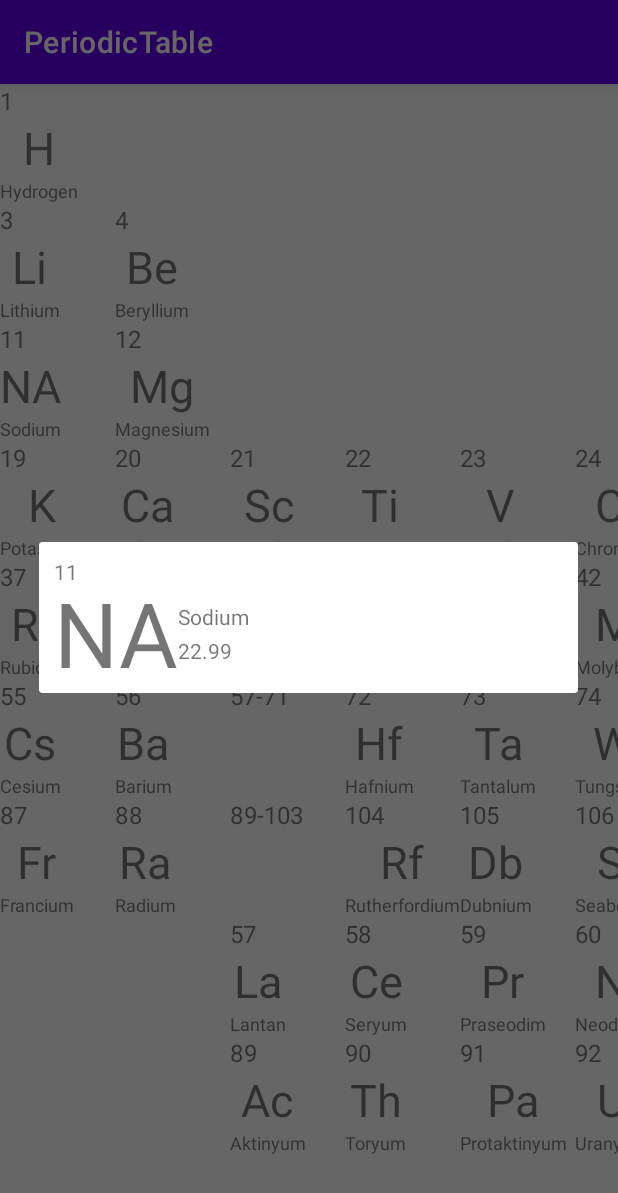
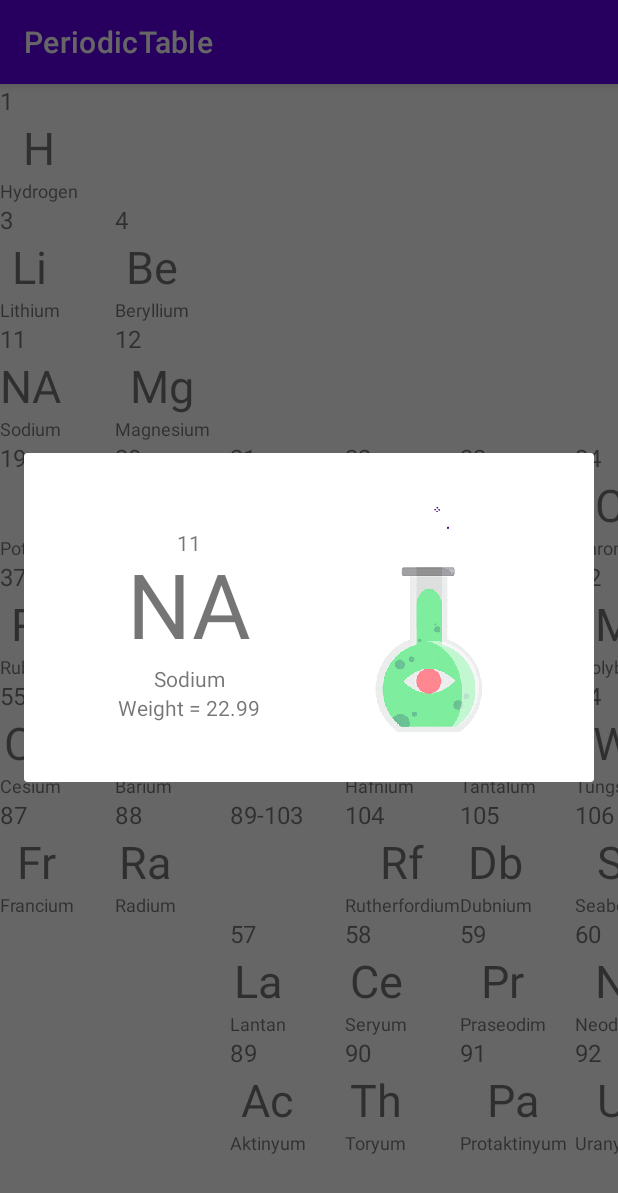
Before and after one commit to abdulvvahid/PeriodicTable, an Android app: the screen it shows after launch (MainActivity), after a tap on "11", on a phone screen of 412 x 824 dp. Shown: the top 1193 px of the screen. Run offline under Robolectric (Android 15) with nearby library versions, the phone set to English and light mode, and no system bars; our stand-ins replace data binding.

Commit message:
Design detail element

```diff
--- a/app/build.gradle
+++ b/app/build.gradle
@@ -42,12 +42,8 @@ dependencies {
     implementation "androidx.navigation:navigation-fragment-ktx:$nav_version"
     implementation "androidx.navigation:navigation-ui-ktx:$nav_version"
 
-    // LifeCycle -- https://developer.android.com/jetpack/androidx/releases/lifecycle
-    implementation "androidx.lifecycle:lifecycle-viewmodel-ktx:2.3.1"
-    implementation "androidx.lifecycle:lifecycle-livedata-ktx:2.3.1"
-    implementation "androidx.lifecycle:lifecycle-runtime-ktx:2.3.1"
-    implementation "androidx.lifecycle:lifecycle-viewmodel-savedstate:2.3.1"
-    implementation "androidx.lifecycle:lifecycle-common-java8:2.3.1"
+    // Gif Drawable -- https://github.com/koral--/android-gif-drawable
+    implementation 'pl.droidsonroids.gif:android-gif-drawable:1.2.23'
 
     implementation 'androidx.core:core-ktx:1.6.0'
     implementation 'androidx.appcompat:appcompat:1.3.1'
--- a/app/src/main/res/layout/fragment_element_dialog.xml
+++ b/app/src/main/res/layout/fragment_element_dialog.xml
@@ -4,6 +4,7 @@
     xmlns:tools="http://schemas.android.com/tools">
 
     <data>
+
         <variable
             name="element"
             type="com.noor.periodictable.model.Element" />
@@ -18,8 +19,10 @@
             android:id="@+id/tv_dialog_element_id"
             android:layout_width="wrap_content"
             android:layout_height="wrap_content"
-            android:layout_margin="10dp"
+            android:layout_marginTop="50dp"
             android:text="@{element.id}"
+            android:layout_marginStart="30dp"
+            app:layout_constraintEnd_toStartOf="@+id/guideline_half"
             app:layout_constraintStart_toStartOf="parent"
             app:layout_constraintTop_toTopOf="parent"
             tools:text="77" />
@@ -28,35 +31,59 @@
             android:id="@+id/tv_dialog_element_abbreviation"
             android:layout_width="wrap_content"
             android:layout_height="wrap_content"
-            android:layout_marginStart="10dp"
             android:layout_marginTop="10dp"
             android:text="@{element.abbreviation}"
             android:textSize="60sp"
+            android:layout_marginStart="30dp"
+            app:layout_constraintEnd_toStartOf="@+id/guideline_half"
             app:layout_constraintStart_toStartOf="parent"
             app:layout_constraintTop_toTopOf="@+id/tv_dialog_element_id"
             tools:text="Sl" />
 
         <TextView
             android:id="@+id/tv_dialog_element_name"
-            android:layout_width="0dp"
+            android:layout_width="wrap_content"
             android:layout_height="wrap_content"
-            android:layout_marginTop="20dp"
             android:text="@{element.name}"
-            app:layout_constraintEnd_toEndOf="parent"
-            app:layout_constraintStart_toEndOf="@+id/tv_dialog_element_abbreviation"
-            app:layout_constraintTop_toTopOf="@+id/tv_dialog_element_abbreviation"
+            android:layout_marginStart="30dp"
+            app:layout_constraintEnd_toEndOf="@+id/guideline_half"
+            app:layout_constraintStart_toStartOf="parent"
+            app:layout_constraintTop_toBottomOf="@+id/tv_dialog_element_abbreviation"
             tools:text="Selenium" />
 
         <TextView
             android:id="@+id/tv_dialog_element_weight"
-            android:layout_width="0dp"
+            android:layout_width="wrap_content"
             android:layout_height="wrap_content"
-            android:layout_marginTop="3dp"
-            tools:text="1215.02352"
-            android:text="@{element.weight.toString()}"
+            android:layout_marginStart="30dp"
+            android:layout_marginBottom="40dp"
+            android:text="@{@string/weight_text(element.weight.toString())}"
+            app:layout_constraintEnd_toEndOf="@+id/guideline_half"
+            app:layout_constraintStart_toStartOf="parent"
+            app:layout_constraintTop_toBottomOf="@+id/tv_dialog_element_name"
+            app:layout_constraintBottom_toBottomOf="parent"
+            tools:text="1215.02352" />
+
+        <pl.droidsonroids.gif.GifImageView
+            android:id="@+id/iv_dialog_element"
+            android:layout_width="wrap_content"
+            android:layout_height="200dp"
+            android:layout_marginEnd="30dp"
+            android:src="@mipmap/eye"
+            app:layout_constraintStart_toStartOf="@id/guideline_half"
+            app:layout_constraintBottom_toBottomOf="parent"
             app:layout_constraintEnd_toEndOf="parent"
-            app:layout_constraintStart_toEndOf="@+id/tv_dialog_element_abbreviation"
-            app:layout_constraintTop_toBottomOf="@+id/tv_dialog_element_name"/>
+            app:layout_constraintTop_toTopOf="parent"
+            tools:srcCompat="@tools:sample/avatars"
+            android:contentDescription="@string/element_image" />
+
+        <androidx.constraintlayout.widget.Guideline
+            android:id="@+id/guideline_half"
+            android:layout_width="wrap_content"
+            android:layout_height="wrap_content"
+            android:orientation="vertical"
+            app:layout_constraintGuide_percent="0.5"/>
+
 
     </androidx.constraintlayout.widget.ConstraintLayout>
 </layout>
--- a/app/src/main/res/values/strings.xml
+++ b/app/src/main/res/values/strings.xml
@@ -2,4 +2,6 @@
     <string name="app_name">PeriodicTable</string>
     <!-- TODO: Remove or change this placeholder text -->
     <string name="hello_blank_fragment">Hello blank fragment</string>
+    <string name="element_image">Element Image</string>
+    <string name="weight_text">Weight = %s</string>
 </resources>
```
Also changed, not shown: app/src/main/res/mipmap-nodpi/eye.gif (added).
